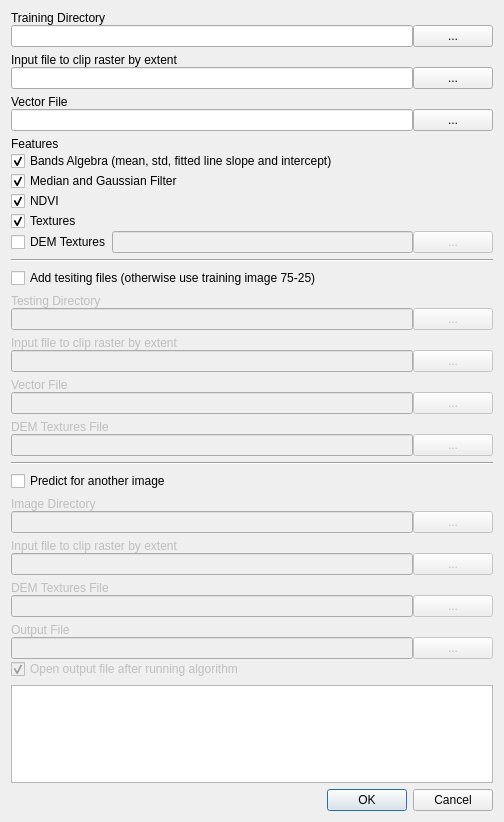
Qt form Lumberjack_dialog_base.ui (carobrus/lumberjack_qgis_plugin) before a commit.
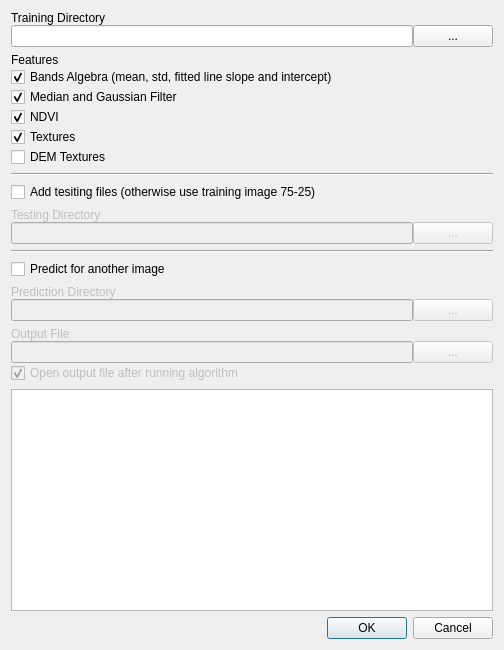
The same form after that commit.

Commit message: Adds multiple regions to train and testing

The edit to the form file:
```diff
--- a/Lumberjack_dialog_base.ui
+++ b/Lumberjack_dialog_base.ui
@@ -7,13 +7,13 @@
     <x>0</x>
     <y>0</y>
     <width>504</width>
-    <height>822</height>
+    <height>650</height>
    </rect>
   </property>
   <property name="minimumSize">
    <size>
     <width>504</width>
-    <height>822</height>
+    <height>650</height>
    </size>
   </property>
   <property name="maximumSize">
@@ -26,21 +26,26 @@
    <string>Lumberjack</string>
   </property>
   <layout class="QGridLayout" name="gridLayout">
-   <item row="37" column="0">
-    <layout class="QVBoxLayout" name="verticalLayout">
-     <item>
-      <widget class="QDialogButtonBox" name="button_box">
-       <property name="orientation">
-        <enum>Qt::Horizontal</enum>
-       </property>
-       <property name="standardButtons">
-        <set>QDialogButtonBox::Cancel|QDialogButtonBox::Ok</set>
-       </property>
-      </widget>
-     </item>
-    </layout>
+   <item row="24" column="0">
+    <widget class="QPlainTextEdit" name="plainTextEdit">
+     <property name="font">
+      <font>
+       <family>Courier New</family>
+      </font>
+     </property>
+     <property name="readOnly">
+      <bool>true</bool>
+     </property>
+    </widget>
    </item>
-   <item row="19" column="0">
+   <item row="2" column="0">
+    <widget class="Line" name="line">
+     <property name="orientation">
+      <enum>Qt::Horizontal</enum>
+     </property>
+    </widget>
+   </item>
+   <item row="14" column="0">
     <layout class="QVBoxLayout" name="verticalLayout_img_predict">
      <property name="spacing">
       <number>0</number>
@@ -51,7 +56,7 @@
         <bool>false</bool>
        </property>
        <property name="text">
-        <string>Image Directory</string>
+        <string>Prediction Directory</string>
        </property>
       </widget>
      </item>
@@ -81,83 +86,7 @@
      </item>
     </layout>
    </item>
-   <item row="7" column="0">
-    <layout class="QVBoxLayout" name="verticalLayout_img_testing">
-     <property name="spacing">
-      <number>0</number>
-     </property>
-     <item>
-      <widget class="QLabel" name="label_testingDirectory">
-       <property name="enabled">
-        <bool>false</bool>
-       </property>
-       <property name="text">
-        <string>Testing Directory</string>
-       </property>
-      </widget>
-     </item>
-     <item>
-      <layout class="QHBoxLayout" name="horizontalLayout_7">
-       <item>
-        <widget class="QLineEdit" name="lineEdit_testingDirectory">
-         <property name="enabled">
-          <bool>false</bool>
-         </property>
-        </widget>
-       </item>
-       <item>
-        <widget class="QPushButton" name="pushButton_testingDirectory">
-         <property name="enabled">
-          <bool>false</bool>
-         </property>
-         <property name="text">
-          <string>...</string>
-         </property>
-        </widget>
-       </item>
-      </layout>
-     </item>
-    </layout>
-   </item>
-   <item row="13" column="0">
-    <layout class="QVBoxLayout" name="verticalLayout_2">
-     <property name="spacing">
-      <number>0</number>
-     </property>
-     <item>
-      <widget class="QLabel" name="label_dem_testing">
-       <property name="enabled">
-        <bool>false</bool>
-       </property>
-       <property name="text">
-        <string>DEM Textures File</string>
-       </property>
-      </widget>
-     </item>
-     <item>
-      <layout class="QHBoxLayout" name="horizontalLayout_11">
-       <item>
-        <widget class="QLineEdit" name="lineEdit_dem_testing">
-         <property name="enabled">
-          <bool>false</bool>
-         </property>
-        </widget>
-       </item>
-       <item>
-        <widget class="QPushButton" name="pushButton_dem_testing">
-         <property name="enabled">
-          <bool>false</bool>
-         </property>
-         <property name="text">
-          <string>...</string>
-         </property>
-        </widget>
-       </item>
-      </layout>
-     </item>
-    </layout>
-   </item>
-   <item row="3" column="0">
+   <item row="1" column="0">
     <layout class="QVBoxLayout" name="verticalLayout_features" stretch="0,0,0,0,0,0">
      <property name="spacing">
       <number>0</number>
@@ -213,29 +142,78 @@
       </widget>
      </item>
      <item>
-      <layout class="QHBoxLayout" name="horizontalLayout_10">
+      <widget class="QCheckBox" name="checkBox_dem">
+       <property name="enabled">
+        <bool>true</bool>
+       </property>
+       <property name="text">
+        <string>DEM Textures</string>
+       </property>
+       <property name="checked">
+        <bool>false</bool>
+       </property>
+      </widget>
+     </item>
+    </layout>
+   </item>
+   <item row="0" column="0">
+    <layout class="QVBoxLayout" name="verticalLayout_training_directory">
+     <property name="spacing">
+      <number>0</number>
+     </property>
+     <item>
+      <widget class="QLabel" name="label_trainingDirectory">
+       <property name="text">
+        <string>Training Directory</string>
+       </property>
+      </widget>
+     </item>
+     <item>
+      <layout class="QHBoxLayout" name="horizontalLayout_2">
        <item>
-        <widget class="QCheckBox" name="checkBox_dem">
-         <property name="enabled">
-          <bool>true</bool>
+        <widget class="QLineEdit" name="lineEdit_trainingDirectory">
+         <property name="text">
+          <string/>
          </property>
+        </widget>
+       </item>
+       <item>
+        <widget class="QPushButton" name="pushButton_trainingDirectory">
          <property name="text">
-          <string>DEM Textures</string>
+          <string>...</string>
          </property>
-         <property name="checked">
-          <bool>false</bool>
-         </property>
         </widget>
        </item>
+      </layout>
+     </item>
+    </layout>
+   </item>
+   <item row="5" column="0">
+    <layout class="QVBoxLayout" name="verticalLayout_img_testing">
+     <property name="spacing">
+      <number>0</number>
+     </property>
+     <item>
+      <widget class="QLabel" name="label_testingDirectory">
+       <property name="enabled">
+        <bool>false</bool>
+       </property>
+       <property name="text">
+        <string>Testing Directory</string>
+       </property>
+      </widget>
+     </item>
+     <item>
+      <layout class="QHBoxLayout" name="horizontalLayout_7">
        <item>
-        <widget class="QLineEdit" name="lineEdit_dem_training">
+        <widget class="QLineEdit" name="lineEdit_testingDirectory">
          <property name="enabled">
           <bool>false</bool>
          </property>
         </widget>
        </item>
        <item>
-        <widget class="QPushButton" name="pushButton_dem_training">
+        <widget class="QPushButton" name="pushButton_testingDirectory">
          <property name="enabled">
           <bool>false</bool>
          </property>
@@ -248,7 +226,14 @@
      </item>
     </layout>
    </item>
-   <item row="28" column="0">
+   <item row="10" column="0">
+    <widget class="Line" name="line_2">
+     <property name="orientation">
+      <enum>Qt::Horizontal</enum>
+     </property>
+    </widget>
+   </item>
+   <item row="21" column="0">
     <layout class="QVBoxLayout" name="verticalLayout_output_file">
      <property name="spacing">
       <number>0</number>
@@ -302,303 +287,43 @@
      </item>
     </layout>
    </item>
-   <item row="4" column="0">
-    <widget class="Line" name="line">
-     <property name="orientation">
-      <enum>Qt::Horizontal</enum>
-     </property>
-    </widget>
-   </item>
-   <item row="9" column="0">
-    <layout class="QVBoxLayout" name="verticalLayout_4">
-     <property name="spacing">
-      <number>0</number>
-     </property>
-     <item>
-      <widget class="QLabel" name="label_inputLayerTesting">
-       <property name="enabled">
-        <bool>false</bool>
-       </property>
-       <property name="text">
-        <string>Input file to clip raster by extent</string>
-       </property>
-      </widget>
-     </item>
-     <item>
-      <layout class="QHBoxLayout" name="horizontalLayout_9">
-       <item>
-        <widget class="QLineEdit" name="lineEdit_inputLayerTesting">
-         <property name="enabled">
-          <bool>false</bool>
-         </property>
-        </widget>
-       </item>
-       <item>
-        <widget class="QPushButton" name="pushButton_inputLayerTesting">
-         <property name="enabled">
-          <bool>false</bool>
-         </property>
-         <property name="text">
-          <string>...</string>
-         </property>
-        </widget>
-       </item>
-      </layout>
-     </item>
-    </layout>
-   </item>
-   <item row="1" column="0">
-    <layout class="QVBoxLayout" name="verticalLayout_extent_training">
-     <property name="spacing">
-      <number>0</number>
-     </property>
-     <item>
-      <widget class="QLabel" name="label_inputLayer">
-       <property name="text">
-        <string>Input file to clip raster by extent</string>
-       </property>
-      </widget>
-     </item>
-     <item>
-      <layout class="QHBoxLayout" name="horizontalLayout_3">
-       <item>
-        <widget class="QLineEdit" name="lineEdit_inputLayer">
-         <property name="text">
-          <string/>
-         </property>
-        </widget>
-       </item>
-       <item>
-        <widget class="QPushButton" name="pushButton_inputLayer">
-         <property name="text">
-          <string>...</string>
-         </property>
-        </widget>
-       </item>
-      </layout>
-     </item>
-    </layout>
-   </item>
-   <item row="5" column="0">
-    <layout class="QVBoxLayout" name="verticalLayout_testing_vector">
-     <property name="spacing">
-      <number>0</number>
-     </property>
-     <item>
-      <widget class="QCheckBox" name="checkBox_testing">
-       <property name="enabled">
-        <bool>true</bool>
-       </property>
-       <property name="text">
-        <string>Add tesiting files (otherwise use training image 75-25)</string>
-       </property>
-      </widget>
-     </item>
-    </layout>
-   </item>
-   <item row="2" column="0">
-    <layout class="QVBoxLayout" name="verticalLayout_vector_file">
-     <property name="spacing">
-      <number>0</number>
-     </property>
-     <item>
-      <widget class="QLabel" name="label_vectorFile">
-       <property name="text">
-        <string>Vector File</string>
-       </property>
-      </widget>
-     </item>
-     <item>
-      <layout class="QHBoxLayout" name="horizontalLayout_4">
-       <item>
-        <widget class="QLineEdit" name="lineEdit_vectorFile">
-         <property name="text">
-          <string/>
-         </property>
-        </widget>
-       </item>
-       <item>
-        <widget class="QPushButton" name="pushButton_vectorFile">
-         <property name="text">
-          <string>...</string>
-         </property>
-        </widget>
-       </item>
-      </layout>
-     </item>
-    </layout>
-   </item>
-   <item row="22" column="0">
-    <layout class="QVBoxLayout" name="verticalLayout_extent_predict">
-     <property name="spacing">
-      <number>0</number>
-     </property>
-     <item>
-      <widget class="QLabel" name="label_inputLayerPrediction">
-       <property name="enabled">
-        <bool>false</bool>
-       </property>
-       <property name="text">
-        <string>Input file to clip raster by extent</string>
-       </property>
-      </widget>
-     </item>
-     <item>
-      <layout class="QHBoxLayout" name="horizontalLayout_8">
-       <item>
-        <widget class="QLineEdit" name="lineEdit_inputLayerPrediction">
-         <property name="enabled">
-          <bool>false</bool>
-         </property>
-        </widget>
-       </item>
-       <item>
-        <widget class="QPushButton" name="pushButton_inputLayerPrediction">
-         <property name="enabled">
-          <bool>false</bool>
-         </property>
-         <property name="text">
-          <string>...</string>
-         </property>
-        </widget>
-       </item>
-      </layout>
-     </item>
-    </layout>
-   </item>
-   <item row="24" column="0">
-    <layout class="QVBoxLayout" name="verticalLayout_5">
-     <property name="spacing">
-      <number>0</number>
-     </property>
-     <item>
-      <widget class="QLabel" name="label_dem_prediction">
-       <property name="enabled">
-        <bool>false</bool>
-       </property>
-       <property name="text">
-        <string>DEM Textures File</string>
-       </property>
-      </widget>
-     </item>
-     <item>
-      <layout class="QHBoxLayout" name="horizontalLayout_12">
-       <item>
-        <widget class="QLineEdit" name="lineEdit_dem_prediction">
-         <property name="enabled">
-          <bool>false</bool>
-         </property>
-        </widget>
-       </item>
-       <item>
-        <widget class="QPushButton" name="pushButton_dem_prediction">
-         <property name="enabled">
-          <bool>false</bool>
-         </property>
-         <property name="text">
-          <string>...</string>
-         </property>
-        </widget>
-       </item>
-      </layout>
-     </item>
-    </layout>
-   </item>
-   <item row="0" column="0">
-    <layout class="QVBoxLayout" name="verticalLayout_training_directory">
-     <property name="spacing">
-      <number>0</number>
-     </property>
-     <item>
-      <widget class="QLabel" name="label_trainingDirectory">
-       <property name="text">
-        <string>Training Directory</string>
-       </property>
-      </widget>
-     </item>
-     <item>
-      <layout class="QHBoxLayout" name="horizontalLayout_2">
-       <item>
-        <widget class="QLineEdit" name="lineEdit_trainingDirectory">
-         <property name="text">
-          <string/>
-         </property>
-        </widget>
-       </item>
-       <item>
-        <widget class="QPushButton" name="pushButton_trainingDirectory">
-         <property name="text">
-          <string>...</string>
-         </property>
-        </widget>
-       </item>
-      </layout>
-     </item>
-    </layout>
-   </item>
-   <item row="31" column="0">
-    <widget class="QPlainTextEdit" name="plainTextEdit">
-     <property name="font">
-      <font>
-       <family>Courier New</family>
-      </font>
-     </property>
-     <property name="readOnly">
-      <bool>true</bool>
-     </property>
-    </widget>
-   </item>
-   <item row="12" column="0">
-    <layout class="QVBoxLayout" name="verticalLayout_3">
-     <property name="spacing">
-      <number>0</number>
-     </property>
-     <item alignment="Qt::AlignBottom">
-      <widget class="QLabel" name="label_vectorFileTesting">
-       <property name="enabled">
-        <bool>false</bool>
-       </property>
-       <property name="text">
-        <string>Vector File</string>
-       </property>
-      </widget>
-     </item>
-     <item>
-      <layout class="QHBoxLayout" name="horizontalLayout_6">
-       <item>
-        <widget class="QLineEdit" name="lineEdit_vectorFileTesting">
-         <property name="enabled">
-          <bool>false</bool>
-         </property>
-        </widget>
-       </item>
-       <item>
-        <widget class="QPushButton" name="pushButton_roi_testing">
-         <property name="enabled">
-          <bool>false</bool>
-         </property>
-         <property name="text">
-          <string>...</string>
-         </property>
-        </widget>
-       </item>
-      </layout>
-     </item>
-    </layout>
-   </item>
-   <item row="16" column="0">
+   <item row="11" column="0">
     <widget class="QCheckBox" name="checkBox_prediction">
      <property name="text">
       <string>Predict for another image</string>
      </property>
     </widget>
    </item>
-   <item row="15" column="0">
-    <widget class="Line" name="line_2">
-     <property name="orientation">
-      <enum>Qt::Horizontal</enum>
+   <item row="30" column="0">
+    <layout class="QVBoxLayout" name="verticalLayout">
+     <item>
+      <widget class="QDialogButtonBox" name="button_box">
+       <property name="orientation">
+        <enum>Qt::Horizontal</enum>
+       </property>
+       <property name="standardButtons">
+        <set>QDialogButtonBox::Cancel|QDialogButtonBox::Ok</set>
+       </property>
+      </widget>
+     </item>
+    </layout>
+   </item>
+   <item row="3" column="0">
+    <layout class="QVBoxLayout" name="verticalLayout_testing_vector">
+     <property name="spacing">
+      <number>0</number>
      </property>
-    </widget>
+     <item>
+      <widget class="QCheckBox" name="checkBox_testing">
+       <property name="enabled">
+        <bool>true</bool>
+       </property>
+       <property name="text">
+        <string>Add tesiting files (otherwise use training image 75-25)</string>
+       </property>
+      </widget>
+     </item>
+    </layout>
    </item>
   </layout>
  </widget>
```
The commit also changes 5 other files.
